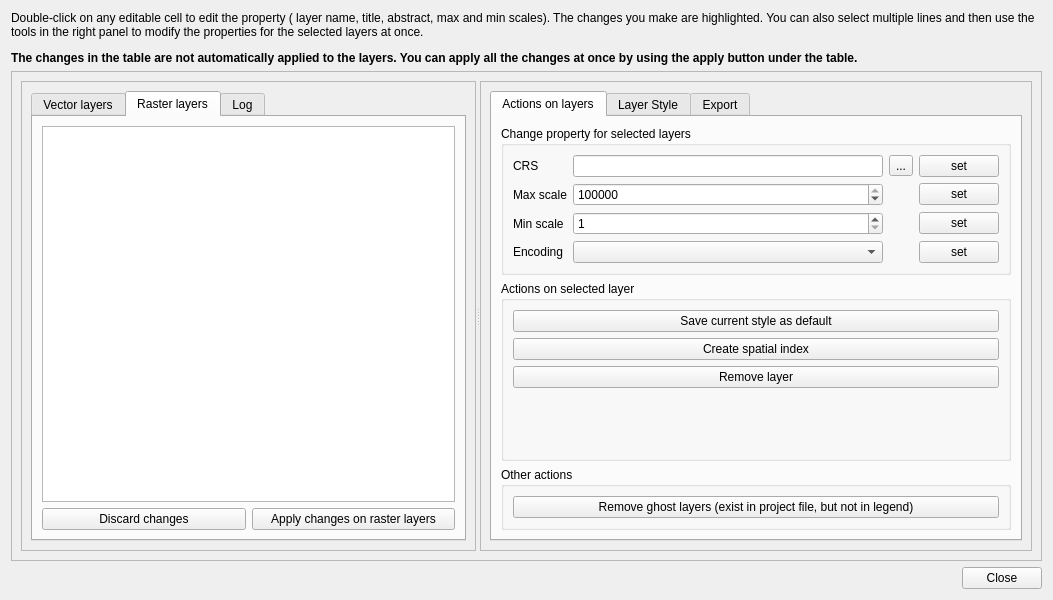
First picture: the form in layer_board_dialog_base.ui, repository 3liz/QgisLayerBoardPlugin, before the edit.
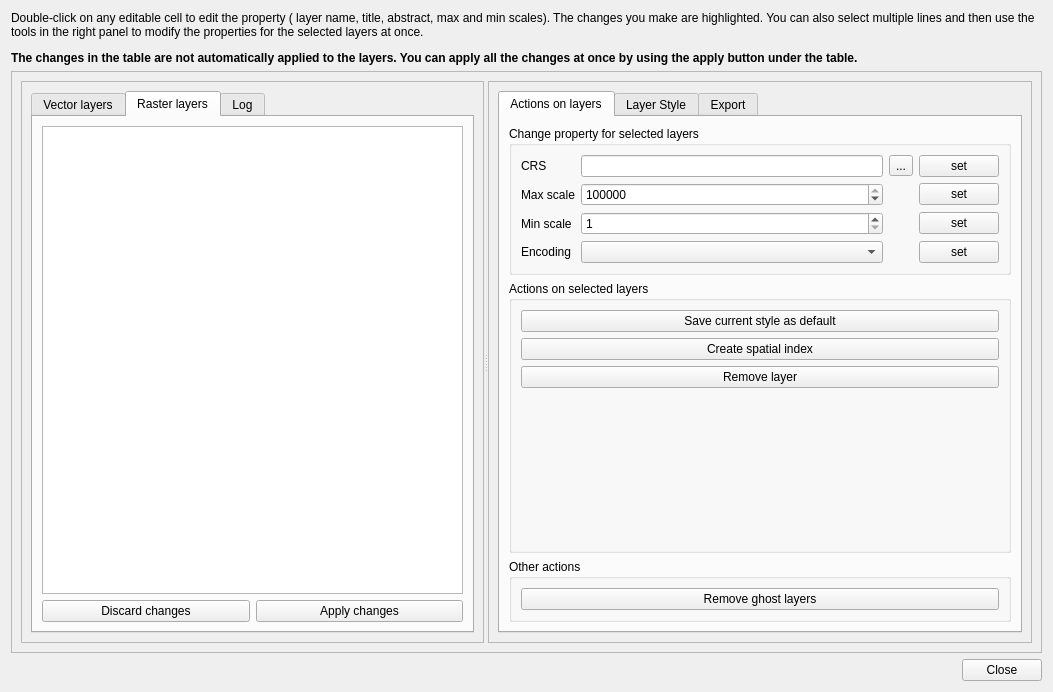
Second picture: the form after the edit. The open tabs and pages were chosen to show the change.

Commit message: Add French translation

```diff
--- a/layer_board_dialog_base.ui
+++ b/layer_board_dialog_base.ui
@@ -7,7 +7,7 @@
     <x>0</x>
     <y>0</y>
     <width>1053</width>
-    <height>600</height>
+    <height>692</height>
    </rect>
   </property>
   <property name="windowTitle">
@@ -34,8 +34,8 @@
        <rect>
         <x>0</x>
         <y>0</y>
-        <width>1018</width>
-        <height>466</height>
+        <width>1033</width>
+        <height>553</height>
        </rect>
       </property>
       <layout class="QVBoxLayout" name="verticalLayout_2">
@@ -61,7 +61,7 @@
            <item>
             <widget class="QTabWidget" name="tabWidget">
              <property name="currentIndex">
-              <number>0</number>
+              <number>1</number>
              </property>
              <widget class="QWidget" name="tab">
               <attribute name="title">
@@ -108,7 +108,7 @@
                  <item>
                   <widget class="QPushButton" name="btCommitVectorChanges">
                    <property name="text">
-                    <string>Apply changes on vector layers</string>
+                    <string>Apply changes</string>
                    </property>
                    <property name="default">
                     <bool>true</bool>
@@ -161,7 +161,7 @@
                     <bool>false</bool>
                    </property>
                    <property name="text">
-                    <string>Apply changes on raster layers</string>
+                    <string>Apply changes</string>
                    </property>
                    <property name="default">
                     <bool>true</bool>
@@ -341,7 +341,7 @@
                <item>
                 <widget class="QGroupBox" name="groupBox_2">
                  <property name="title">
-                  <string>Actions on selected layer</string>
+                  <string>Actions on selected layers</string>
                  </property>
                  <layout class="QVBoxLayout" name="verticalLayout_9">
                   <item>
@@ -396,9 +396,12 @@
                  <layout class="QVBoxLayout" name="verticalLayout_16">
                   <item>
                    <widget class="QPushButton" name="btRemoveGhostLayers">
-                    <property name="text">
+                    <property name="toolTip">
                      <string>Remove ghost layers (exist in project file, but not in legend)</string>
                     </property>
+                    <property name="text">
+                     <string>Remove ghost layers</string>
+                    </property>
                    </widget>
                   </item>
                  </layout>
@@ -421,8 +424,8 @@
                    <rect>
                     <x>0</x>
                     <y>0</y>
-                    <width>499</width>
-                    <height>342</height>
+                    <width>98</width>
+                    <height>28</height>
                    </rect>
                   </property>
                  </widget>
```
The commit also changes 2 other files.
